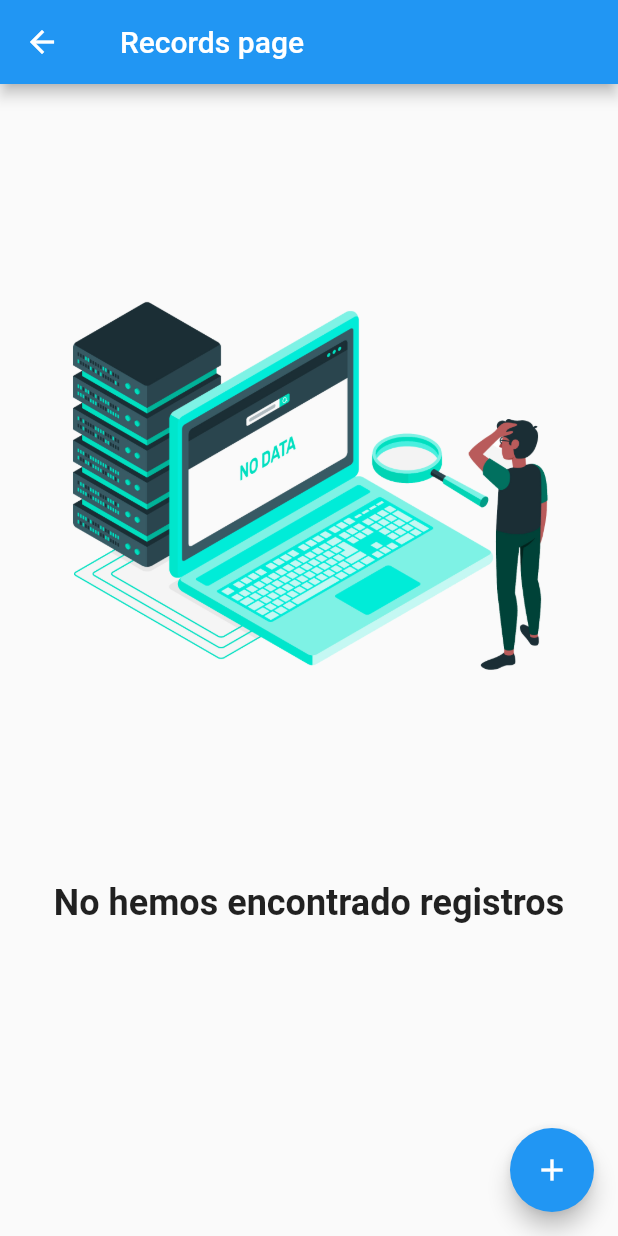
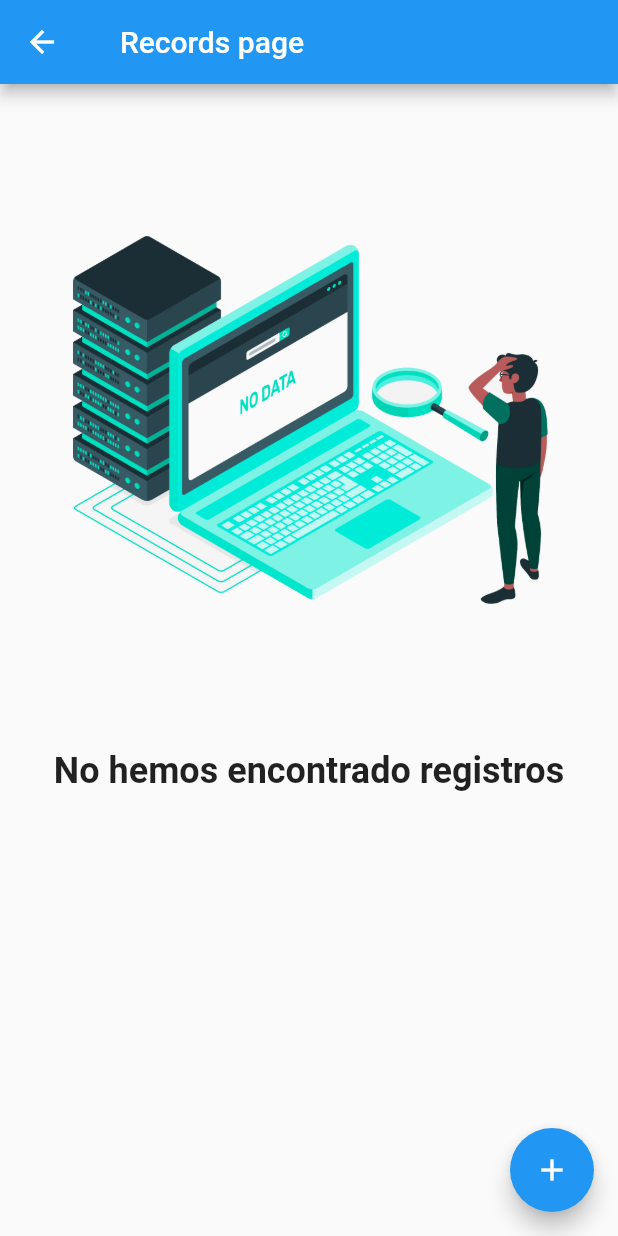
Before and after one commit to chrisjs94/flutter_form, a Flutter app: the RecordsPage screen opened by its route, on a phone screen of 412 x 824 dp. Run offline on Flutter 3.47's test engine with Material 2 defaults, Android fonts, the phone set to English and light mode, and no system bars; our stand-ins replace google_maps_flutter, image_picker, location, shared_preferences, sqflite; accounts and stored records are empty.

Commit message:
Feat
Se agregó el soporte para tomar fotografia y/o elegirlas del storage

```diff
--- a/lib/core/scaffolds.dart
+++ b/lib/core/scaffolds.dart
@@ -20,18 +20,9 @@ class Scaffolds{
         )
       ),
       body: pageBody,
-      floatingActionButton: TweenAnimationBuilder(
-        tween: ColorTween(
-          begin: Colors.blue,
-          end: Colors.red
-        ),
-        duration: const Duration(milliseconds: 500),
-        builder: (context, value, child) {
-          return FloatingActionButton(
-            onPressed: onFABPressed,
-            child: const Icon(Icons.add)
-          );
-        },
+      floatingActionButton: FloatingActionButton(
+        onPressed: onFABPressed,
+        child: const Icon(Icons.add)
       )
     );
   }
@@ -41,6 +32,10 @@ class Scaffolds{
       appBar: AppBar(
         title: Text(appBarTitle),
         actions: [
+          IconButton(
+            onPressed: () => Navigator.popAndPushNamed(_context, backRoute),
+            icon: const Icon(Icons.camera)
+          ),
           IconButton(
             onPressed: () => Navigator.popAndPushNamed(_context, backRoute),
             icon: const Icon(Icons.exit_to_app)
--- a/lib/pages/map.dart
+++ b/lib/pages/map.dart
@@ -1,5 +1,3 @@
-import 'dart:async';
-
 import 'package:flutter/material.dart';
 import 'package:flutter_form/shared/constants.dart';
 import 'package:flutter_form/widgets/mapwidget.dart';
--- a/lib/pages/records.dart
+++ b/lib/pages/records.dart
@@ -95,7 +95,7 @@ class _RecordsPageState extends State<RecordsPage> {
           children: [
             Image.asset(
               'assets/images/nodata.png',
-              height: 500.0, // Ajusta el tamaño de la imagen según tus necesidades
+              height: MediaQuery.of(context).size.height * 0.5, // Ajusta el tamaño de la imagen según tus necesidades
             ),
             _emptyTextWidget('No hemos encontrado registros'),
           ],
--- a/lib/widgets/mapwidget.dart
+++ b/lib/widgets/mapwidget.dart
@@ -6,8 +6,9 @@ import 'package:location/location.dart';
 
 import '../shared/constants.dart';
 
+// ignore: must_be_immutable
 class MapWidget extends StatefulWidget {
-  LocationData locationData; MapType currentMapType;
+  LocationData locationData; final MapType currentMapType;
   final dynamic onChangedLocation;
 
   MapWidget({
--- a/pubspec.yaml
+++ b/pubspec.yaml
@@ -17,6 +17,7 @@ dependencies:
   shared_preferences: ^2.2.2
   sqflite: ^2.2.8+4
   path: ^1.8.1
+  image_picker: ^1.0.4
 
 dev_dependencies:
   flutter_test:
```
Also changed, not shown: lib/pages/employee.dart (+30 -9 lines), lib/widgets/gallerypicker.dart (added, +30 -0 lines), lib/widgets/sliverappbarform.dart (+15 -2 lines), pubspec.lock, 5 other files.
